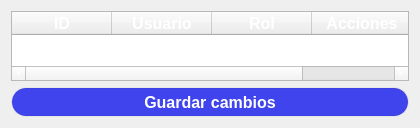
Qt form SafeSpace/client/src/view/systemuserspage.ui (Svndda/CI-0123-PIRS-incomprendidos) before a commit.
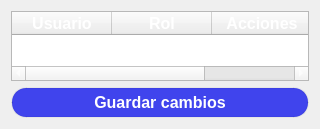
The same form after that commit. Custom widgets are drawn as their Qt base class.

What changed in the file:
```diff
--- a/SafeSpace/client/src/view/systemuserspage.ui
+++ b/SafeSpace/client/src/view/systemuserspage.ui
@@ -6,8 +6,8 @@
    <rect>
     <x>0</x>
     <y>0</y>
-    <width>420</width>
-    <height>124</height>
+    <width>320</width>
+    <height>129</height>
    </rect>
   </property>
   <property name="sizePolicy">
@@ -59,7 +59,7 @@
       <number>0</number>
      </property>
      <property name="columnCount">
-      <number>4</number>
+      <number>3</number>
      </property>
      <attribute name="horizontalHeaderCascadingSectionResizes">
       <bool>true</bool>
@@ -76,17 +76,6 @@
      <attribute name="verticalHeaderDefaultSectionSize">
       <number>60</number>
      </attribute>
-     <column>
-      <property name="text">
-       <string>ID</string>
-      </property>
-      <property name="font">
-       <font>
-        <pointsize>12</pointsize>
-        <bold>true</bold>
-       </font>
-      </property>
-     </column>
      <column>
       <property name="text">
        <string>Usuario</string>
```
